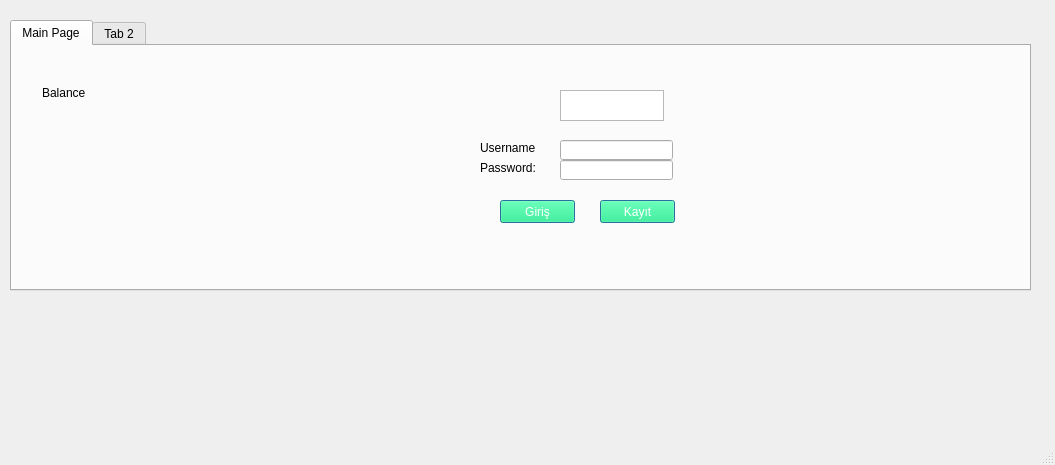
furkankamer/BitcoinWallet, file mainwindow.ui: the form before one commit.
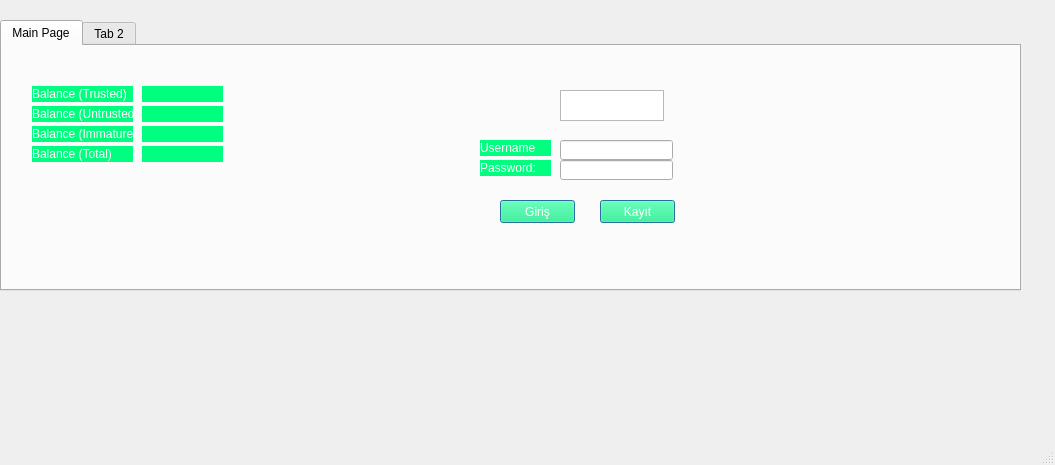
The form after the commit.

The edit to the form file:
```diff
--- a/mainwindow.ui
+++ b/mainwindow.ui
@@ -22,6 +22,11 @@
 QPushButton{
 color:rgb(255, 255, 255);
 background:rgb(0, 255, 127);
+}
+QLabel{
+color:rgb(255, 255, 255);
+background:rgb(0, 255, 127);
+text-align:center;
 }</string>
   </property>
   <widget class="QWidget" name="centralwidget">
@@ -146,7 +151,7 @@
    <widget class="QTabWidget" name="tabWidget">
     <property name="geometry">
      <rect>
-      <x>10</x>
+      <x>0</x>
       <y>20</y>
       <width>1021</width>
       <height>271</height>
@@ -161,21 +166,99 @@
        <rect>
         <x>30</x>
         <y>40</y>
-        <width>47</width>
-        <height>14</height>
+        <width>101</width>
+        <height>16</height>
        </rect>
       </property>
       <property name="text">
-       <string>Balance</string>
+       <string>Balance (Trusted)</string>
       </property>
      </widget>
      <widget class="QLabel" name="BalanceText">
       <property name="geometry">
        <rect>
-        <x>80</x>
+        <x>140</x>
         <y>40</y>
-        <width>47</width>
-        <height>14</height>
+        <width>81</width>
+        <height>16</height>
+       </rect>
+      </property>
+      <property name="text">
+       <string/>
+      </property>
+     </widget>
+     <widget class="QLabel" name="Balance_2">
+      <property name="geometry">
+       <rect>
+        <x>30</x>
+        <y>60</y>
+        <width>101</width>
+        <height>16</height>
+       </rect>
+      </property>
+      <property name="text">
+       <string>Balance (Untrusted)</string>
+      </property>
+     </widget>
+     <widget class="QLabel" name="Balance_3">
+      <property name="geometry">
+       <rect>
+        <x>30</x>
+        <y>80</y>
+        <width>101</width>
+        <height>16</height>
+       </rect>
+      </property>
+      <property name="text">
+       <string>Balance (Immature)</string>
+      </property>
+     </widget>
+     <widget class="QLabel" name="Balance_4">
+      <property name="geometry">
+       <rect>
+        <x>30</x>
+        <y>100</y>
+        <width>101</width>
+        <height>16</height>
+       </rect>
+      </property>
+      <property name="text">
+       <string>Balance (Total)</string>
+      </property>
+     </widget>
+     <widget class="QLabel" name="BalanceText2">
+      <property name="geometry">
+       <rect>
+        <x>140</x>
+        <y>60</y>
+        <width>81</width>
+        <height>16</height>
+       </rect>
+      </property>
+      <property name="text">
+       <string/>
+      </property>
+     </widget>
+     <widget class="QLabel" name="BalanceText3">
+      <property name="geometry">
+       <rect>
+        <x>140</x>
+        <y>80</y>
+        <width>81</width>
+        <height>16</height>
+       </rect>
+      </property>
+      <property name="text">
+       <string/>
+      </property>
+     </widget>
+     <widget class="QLabel" name="BalanceText4">
+      <property name="geometry">
+       <rect>
+        <x>140</x>
+        <y>100</y>
+        <width>81</width>
+        <height>16</height>
        </rect>
       </property>
       <property name="text">
```
Left out of the diff: 2 changed lines with no effect on the pictures.
